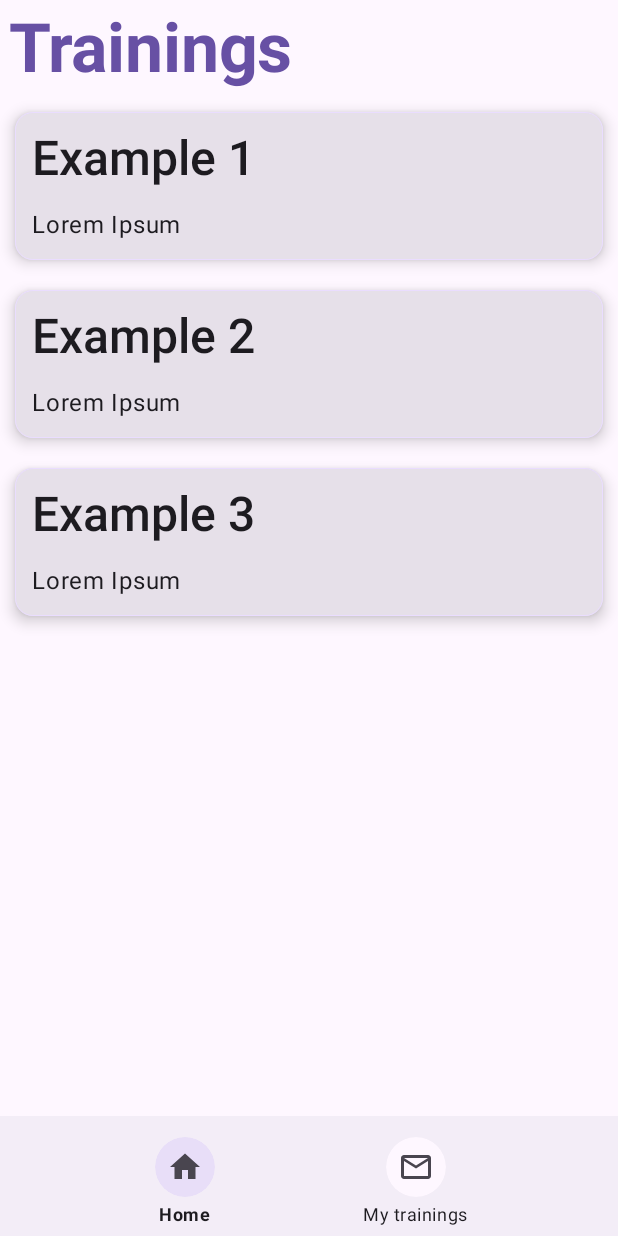
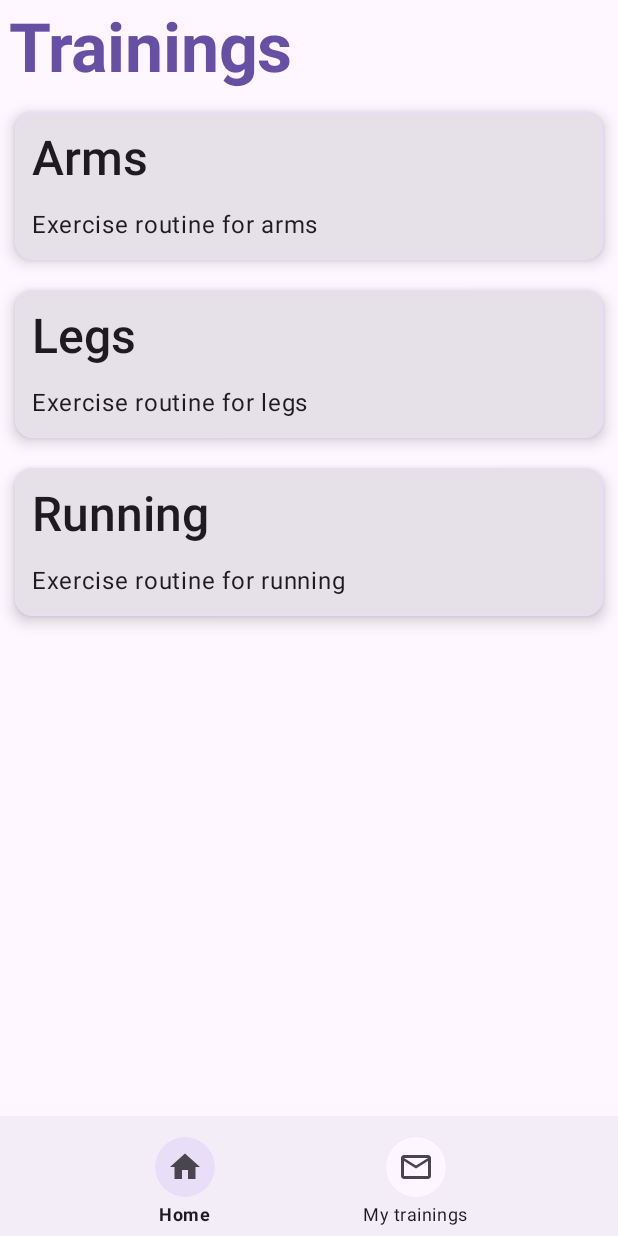
Before and after one commit to ThePowerdinoDeluxe990/TrainingApp, an Android app built with Jetpack Compose: the screen it shows after launch (MainActivity), on a phone screen of 412 x 824 dp. Run offline under Robolectric (Android 15) with nearby library versions, the phone set to English and light mode, and no system bars.

Commit message:
Added definitive list, and data store for current exercise

```diff
--- a/app/build.gradle.kts
+++ b/app/build.gradle.kts
@@ -3,6 +3,7 @@ plugins {
     alias(libs.plugins.compose.compiler)
     alias(libs.plugins.jetbrains.kotlin.android)
     alias(libs.plugins.kotlin.serialization)
+    id("com.google.devtools.ksp") version "2.0.10-1.0.24"
 }
 
 android {
@@ -52,6 +53,9 @@ android {
 }
 
 dependencies {
+
+    //Room
+    implementation(libs.androidx.datastore.preferences)
     implementation(libs.androidx.navigation.compose)
     implementation(libs.kotlinx.serialization.json)
     implementation(libs.androidx.navigation.compose)
--- a/app/src/main/java/com/powerdino/trainingapp/ui/AppScreens.kt
+++ b/app/src/main/java/com/powerdino/trainingapp/ui/AppScreens.kt
@@ -1,6 +1,5 @@
 package com.powerdino.trainingapp.ui
 
-import com.powerdino.trainingapp.ui.screens.ListOfExerciseData
 import kotlinx.serialization.Serializable
 
 @Serializable
--- a/app/src/main/java/com/powerdino/trainingapp/ui/TrainingAppScaffold.kt
+++ b/app/src/main/java/com/powerdino/trainingapp/ui/TrainingAppScaffold.kt
@@ -1,5 +1,8 @@
 package com.powerdino.trainingapp.ui
 
+import android.app.Activity
+import android.content.Context
+import androidx.activity.compose.BackHandler
 import androidx.compose.foundation.layout.Arrangement
 import androidx.compose.foundation.layout.Row
 import androidx.compose.foundation.layout.fillMaxWidth
@@ -18,10 +21,14 @@ import androidx.compose.runtime.mutableStateOf
 import androidx.compose.runtime.remember
 import androidx.compose.runtime.setValue
 import androidx.compose.ui.Modifier
+import androidx.compose.ui.graphics.Color
+import androidx.compose.ui.platform.LocalContext
 import androidx.compose.ui.platform.testTag
 import androidx.compose.ui.res.stringResource
 import androidx.compose.ui.text.font.FontWeight
 import androidx.compose.ui.tooling.preview.Preview
+import androidx.compose.ui.unit.Dp
+import androidx.datastore.preferences.preferencesDataStore
 import androidx.lifecycle.viewmodel.compose.viewModel
 import androidx.navigation.compose.NavHost
 import androidx.navigation.compose.composable
@@ -32,14 +39,18 @@ import com.powerdino.trainingapp.ui.screens.ExercisesListScreen
 import com.powerdino.trainingapp.ui.screens.StarScreen
 import com.powerdino.trainingapp.ui.screens.TrainingScreen
 import com.powerdino.trainingapp.ui.screens.composables.IconMenuButton
-import com.powerdino.trainingapp.ui.screens.viewmodels.NavigationParamsViewModel
+import com.powerdino.trainingapp.ui.screens.viewmodels.ExerciseViewModel
 import com.powerdino.trainingapp.ui.theme.TrainingAppTheme
+
+
 
 @Composable
 fun TrainingAppScaffold(
-    NavViewModel: NavigationParamsViewModel = viewModel()
+    NavViewModel: ExerciseViewModel = viewModel()
 ){
     val navController = rememberNavController()
+    val context = LocalContext.current
+
 
     var bottomSelected by remember {
         mutableStateOf(true)
@@ -110,9 +121,13 @@ fun TrainingAppScaffold(
             composable<AppScreens.TrainingScreen>{
                 TrainingScreen(
                     navController,
-                        navigationParamsViewModel = NavViewModel,
+                    exerciseViewModel = NavViewModel,
                     modifier = Modifier.padding(innerPadding)
                 )
+                BackHandler(true){
+                    val activity = (context as? Activity)
+                    activity?.finish()
+                }
             }
 
             composable<AppScreens.StarScreen>{
@@ -121,15 +136,23 @@ fun TrainingAppScaffold(
                         .testTag("StarScreen")
                         .padding(innerPadding)
                 )
+                BackHandler(true){
+                    navController.navigate(AppScreens.TrainingScreen)
+                    bottomSelected = true
+                }
             }
 
             composable<AppScreens.ArgScreenOfTrainings>{
                 val args = it.toRoute<AppScreens.ArgScreenOfTrainings>()
                 ExercisesListScreen(
                     navController,
-                        navigationParamsViewModel = NavViewModel,
+                    exerciseViewModel = NavViewModel,
                     titleArgument = args.titleOfScreen
                 )
+
+                BackHandler (true){
+                    navController.navigate(AppScreens.TrainingScreen)
+                }
             }
         }
     }
--- a/app/src/main/java/com/powerdino/trainingapp/ui/screens/TrainingScreen.kt
+++ b/app/src/main/java/com/powerdino/trainingapp/ui/screens/TrainingScreen.kt
@@ -19,13 +19,13 @@ import com.powerdino.trainingapp.R
 import com.powerdino.trainingapp.ui.AppScreens
 import com.powerdino.trainingapp.ui.screens.composables.TrainingMenuComposable
 import com.powerdino.trainingapp.ui.screens.lists.ListOfExercises
-import com.powerdino.trainingapp.ui.screens.viewmodels.NavigationParamsViewModel
+import com.powerdino.trainingapp.ui.screens.viewmodels.ExerciseViewModel
 
 
 @Composable
 fun TrainingScreen(
     navController: NavController,
-    navigationParamsViewModel: NavigationParamsViewModel,
+    exerciseViewModel: ExerciseViewModel,
     modifier: Modifier
 ){
     Column(
@@ -40,36 +40,36 @@ fun TrainingScreen(
         )
 
         TrainingMenuComposable(
-            trainingName = "Example 1",
-            trainingDescription = "Lorem Ipsum",
+            trainingName = "Arms",
+            trainingDescription = stringResource(id = R.string.arm_description_routine),
             borderColor = MaterialTheme.colorScheme.primaryContainer,
             borderSize = 0.dp,
             trainingDifficulty = null
         ){
-            navigationParamsViewModel.setNavStateList(ListOfExercises.firstList)
-            navController.navigate(AppScreens.ArgScreenOfTrainings("Example 1"))
+            exerciseViewModel.setNavStateList(ListOfExercises.firstList)
+            navController.navigate(AppScreens.ArgScreenOfTrainings("Arms Training"))
         }
 
         TrainingMenuComposable(
-            trainingName = "Example 2",
-            trainingDescription = "Lorem Ipsum",
+            trainingName = "Legs",
+            trainingDescription = stringResource(id = R.string.legs_description_routine),
             borderColor = MaterialTheme.colorScheme.primaryContainer,
             borderSize = 0.dp,
             trainingDifficulty = null
         ) {
-            navigationParamsViewModel.setNavStateList(ListOfExercises.secondList)
-            navController.navigate(AppScreens.ArgScreenOfTrainings("Example 2"))
+            exerciseViewModel.setNavStateList(ListOfExercises.secondList)
+            navController.navigate(AppScreens.ArgScreenOfTrainings("Legs Training"))
         }
 
         TrainingMenuComposable(
-            trainingName = "Example 3",
-            trainingDescription = "Lorem Ipsum" ,
+            trainingName = "Running",
+            trainingDescription = stringResource(id = R.string.running_description_routine) ,
             borderColor = MaterialTheme.colorScheme.primaryContainer,
             borderSize = 0.dp,
             trainingDifficulty = null
         ) {
-            navigationParamsViewModel.setNavStateList(ListOfExercises.thirdList)
-            navController.navigate(AppScreens.ArgScreenOfTrainings("Example 3"))
+            exerciseViewModel.setNavStateList(ListOfExercises.thirdList)
+            navController.navigate(AppScreens.ArgScreenOfTrainings("Running Training"))
         }
     }
 }
@@ -101,7 +101,7 @@ private fun Preview() {
             TrainingScreen(
                 rememberNavController(),
                 modifier = Modifier,
-                navigationParamsViewModel = NavigationParamsViewModel()
+                exerciseViewModel = ExerciseViewModel()
             )
         }
     }
--- a/app/src/main/java/com/powerdino/trainingapp/ui/screens/lists/ListOfExercises.kt
+++ b/app/src/main/java/com/powerdino/trainingapp/ui/screens/lists/ListOfExercises.kt
@@ -1,79 +1,78 @@
 package com.powerdino.trainingapp.ui.screens.lists
 
 import android.graphics.Color
-import androidx.compose.material3.MaterialTheme
 import com.powerdino.trainingapp.ui.screens.ListOfExerciseData
 
 object ListOfExercises {
     val firstList = listOf(
         ListOfExerciseData(
             difficultyLevel = "Easy",
-            nameOf = "Example Exercise",
+            nameOf = "Beginner arms routine",
             pictureExercise = 12,
             borderColor = Color.GREEN,
-            descriptionOfExercise = "Lorem Ipsum"
+            descriptionOfExercise = "Easy arms routine"
         ),
         ListOfExerciseData(
             difficultyLevel = "Medium",
-            nameOf = "Example Exercise",
+            nameOf = "Advanced arms routine",
             borderColor = Color.YELLOW,
             pictureExercise = 12,
-            descriptionOfExercise = "Lorem Ipsum"
+            descriptionOfExercise = "Advanced arms routine"
         ),
         ListOfExerciseData(
             difficultyLevel = "Hard",
-            nameOf = "Example Exercise",
+            nameOf = "Expert arms routine",
             borderColor = Color.RED,
             pictureExercise = 12,
-            descriptionOfExercise = "Lorem Ipsum"
+            descriptionOfExercise = "Hard arms routine"
         )
     )
 
     val secondList = listOf(
         ListOfExerciseData(
             difficultyLevel = "Easy",
-            nameOf = "Example Exercise 2",
+            nameOf = "Beginner legs routine",
             borderColor = Color.GREEN,
             pictureExercise = 12,
-            descriptionOfExercise = "Lorem Ipsum"
+            descriptionOfExercise = "Easy legs routine"
         ),
         ListOfExerciseData(
             difficultyLevel = "Medium",
-            nameOf = "Example Exercise 2",
+            nameOf = "Advanced legs routine",
             borderColor = Color.YELLOW,
             pictureExercise = 12,
-            descriptionOfExercise = "Lorem Ipsum"
+            descriptionOfExercise = "Medium legs routine"
         ),
         ListOfExerciseData(
             difficultyLevel = "Hard",
-            nameOf = "Example Exercise 2",
+            nameOf = "Expert legs routine",
             borderColor = Color.RED,
             pictureExercise = 12,
-            descriptionOfExercise = "Lorem Ipsum"
+            descriptionOfExercise = "Hard legs routine"
         )
     )
 
     val thirdList = listOf(
         ListOfExerciseData(
             difficultyLevel = "Easy",
-            nameOf = "Example Exercise 3",
+            nameOf = "Beginner running routine",
             borderColor = Color.GREEN,
             pictureExercise = 12,
-            descriptionOfExercise = "Lorem Ipsum"
+            descriptionOfExercise = "Easy running routine"
         ),
         ListOfExerciseData(
             difficultyLevel = "Medium",
-            nameOf = "Example Exercise 3",
+            nameOf = "Advanced running routine",
             pictureExercise = 12,
             borderColor = Color.YELLOW,
-            descriptionOfExercise = "Lorem Ipsum"
+            descriptionOfExercise = "Medium running routine"
         ),
         ListOfExerciseData(
             difficultyLevel = "Hard",
-            nameOf = "Example Exercise 3",
+            nameOf = "Expert running routine",
             pictureExercise = 12,
             borderColor = Color.RED,
-            descriptionOfExercise = "Lorem Ipsum"
+            descriptionOfExercise = "Hard running routine"
         )
     )
 }
--- a/app/src/main/java/com/powerdino/trainingapp/ui/screens/viewmodels/NavigationParamsViewModel.kt
+++ b/app/src/main/java/com/powerdino/trainingapp/ui/screens/viewmodels/ExerciseViewModel.kt
@@ -1,13 +1,19 @@
 package com.powerdino.trainingapp.ui.screens.viewmodels
 
+import android.content.Context
 import androidx.compose.runtime.getValue
 import androidx.compose.runtime.mutableStateOf
 import androidx.compose.runtime.setValue
+import androidx.compose.ui.graphics.Color
+import androidx.compose.ui.platform.LocalContext
+import androidx.compose.ui.unit.Dp
+import androidx.datastore.dataStore
+import androidx.datastore.preferences.preferencesDataStore
 import androidx.lifecycle.ViewModel
 import com.powerdino.trainingapp.ui.screens.ListOfExerciseData
 import com.powerdino.trainingapp.ui.screens.lists.ListOfExercises
 
-class NavigationParamsViewModel : ViewModel(){
+class ExerciseViewModel : ViewModel(){
     var currentList by mutableStateOf(
         ListOfExercises.firstList
     )
@@ -18,6 +24,4 @@ class NavigationParamsViewModel : ViewModel(){
     ){
       currentList = newList
     }
-
-
 }
--- a/app/src/main/res/values/strings.xml
+++ b/app/src/main/res/values/strings.xml
@@ -6,6 +6,13 @@
     <string name="selected_my_training">Selected My trainings</string>
 
     <string name="my_training_title">Trainings</string>
+
+    <!--
+    Description Exercises
+    -->
+    <string name="arm_description_routine">Exercise routine for arms</string>
+    <string name="legs_description_routine">Exercise routine for legs</string>
+    <string name="running_description_routine">Exercise routine for running</string>
     <!--
     Bottom Bar button text
     -->
--- a/gradle/libs.versions.toml
+++ b/gradle/libs.versions.toml
@@ -1,5 +1,6 @@
 [versions]
 agp = "8.5.2"
+datastorePreferences = "1.1.1"
 kotlin = "2.0.20"
 coreKtx = "1.13.1"
 junit = "4.13.2"
@@ -13,6 +14,7 @@ serialization = "1.6.3"
 
 [libraries]
 androidx-core-ktx = { group = "androidx.core", name = "core-ktx", version.ref = "coreKtx" }
+androidx-datastore-preferences = { module = "androidx.datastore:datastore-preferences", version.ref = "datastorePreferences" }
 androidx-navigation-compose = { module = "androidx.navigation:navigation-compose", version.ref = "navigationCompose" }
 junit = { group = "junit", name = "junit", version.ref = "junit" }
 androidx-junit = { group = "androidx.test.ext", name = "junit", version.ref = "junitVersion" }
```
Also changed, not shown: app/src/main/java/com/powerdino/trainingapp/ui/DataStore.kt (added, +37 -0 lines), app/src/main/java/com/powerdino/trainingapp/ui/screens/ExercisesListScreen.kt (+4 -4 lines). Lines whose indentation alone changed are shown as unchanged.
